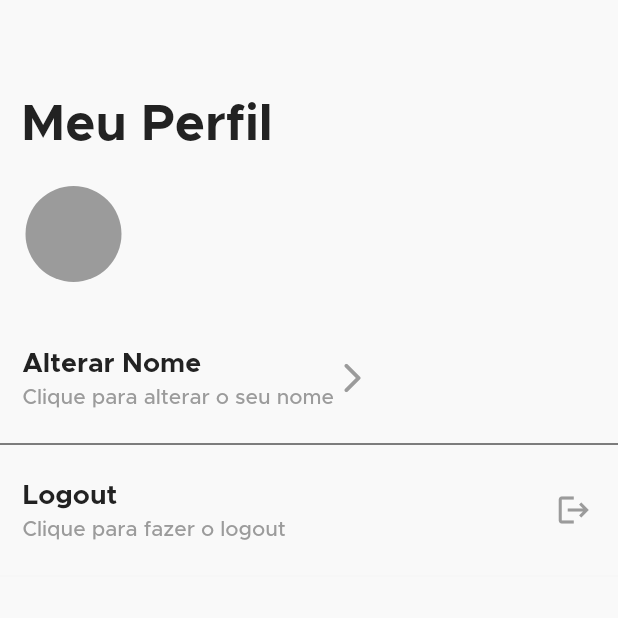
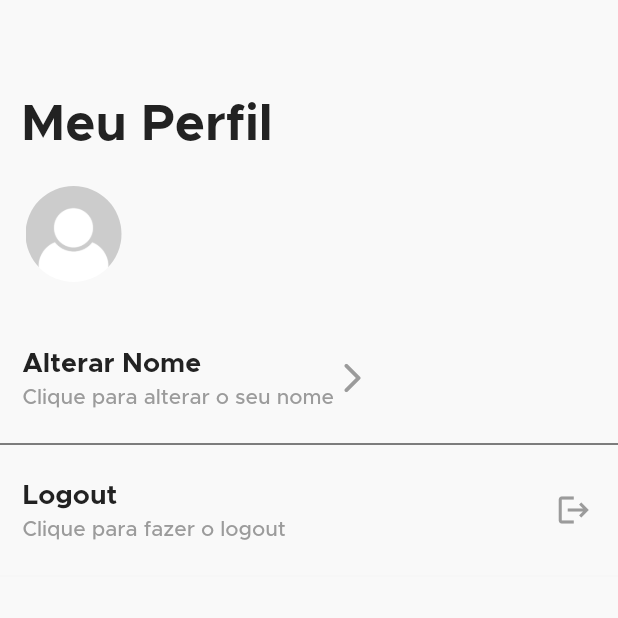
Before and after one commit to App-pdm/poston, a Flutter app: the ProfilePage screen opened by its route, on a phone screen of 412 x 824 dp, the top half of it. Run offline on Flutter 3.47's test engine with Material 2 defaults, Android fonts, the phone set to English and light mode, and no system bars; our stand-ins replace cloud_firestore, cool_alert, firebase_auth, firebase_core, font_awesome_flutter, geolocator and 6 more; missing offline and left inert: dart:ffi, firebase_ml_vision, flutter_facebook_login, google_maps_webservice, translator, validadores; accounts and stored records are empty.

Commit message:
Junção das alterações

```diff
--- a/lib/main.dart
+++ b/lib/main.dart
@@ -35,7 +35,7 @@ class PostOn extends StatelessWidget {
           visualDensity: VisualDensity.adaptivePlatformDensity,
           fontFamily: "Metropolis"),
       routes: routes,
-      initialRoute: '/map',
+      initialRoute: '/',
     );
   }
 }
--- a/lib/pages/profile.dart
+++ b/lib/pages/profile.dart
@@ -63,8 +63,11 @@ class ProfilePage extends StatelessWidget {
                                 height: 64,
                                 width: 64,
                                 decoration: BoxDecoration(
-                                    shape: BoxShape.circle,
-                                    color: Color(0xFF9B9B9B)),
+                                  shape: BoxShape.circle,
+                                  image: DecorationImage(
+                                    image: AssetImage('assets/images/user.jpg'),
+                                  ),
+                                ),
                               ),
                   ),
                   Container(
--- a/lib/pages/start.dart
+++ b/lib/pages/start.dart
@@ -61,20 +61,20 @@ class _StartPage extends State<StartPage> {
           BottomNavigationBarItem(
               icon: Icon(
                 Icons.home_outlined,
-                size: 35,
+                size: 30,
               ),
               label: 'Início'),
           BottomNavigationBarItem(
             icon: Icon(
               Icons.map_outlined,
-              size: 35,
+              size: 30,
             ),
             label: 'Mapa',
           ),
           BottomNavigationBarItem(
             icon: Icon(
               Icons.person_outline,
-              size: 35,
+              size: 30,
             ),
             label: 'Perfil',
           ),
--- a/pubspec.yaml
+++ b/pubspec.yaml
@@ -70,6 +70,7 @@ flutter:
     - assets/img/gas_station-71.png
     - assets/images/iconGoogle.png
     - assets/images/iconFacebook.png
+    - assets/images/user.jpg
 
   # An image asset can refer to one or more resolution-specific "variants", see
   # https://flutter.dev/assets-and-images/#resolution-aware.
```
Also changed, not shown: lib/pages/signup.dart (+5 -2 lines), assets/images/user.jpg (added), pubspec.lock.
